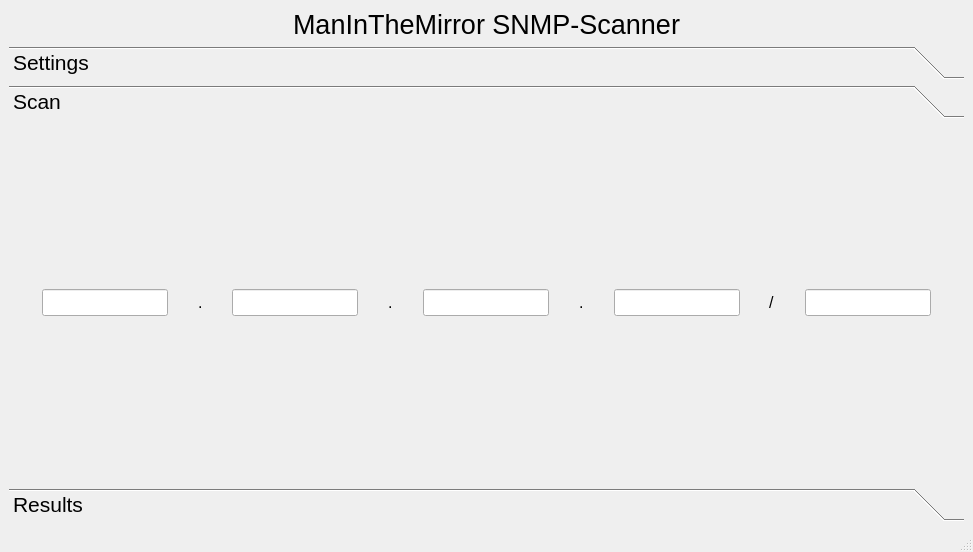
Before: the Qt Designer form UI/mainwindow.ui in aplaikner/ManInTheMirror, drawn with Qt 5.
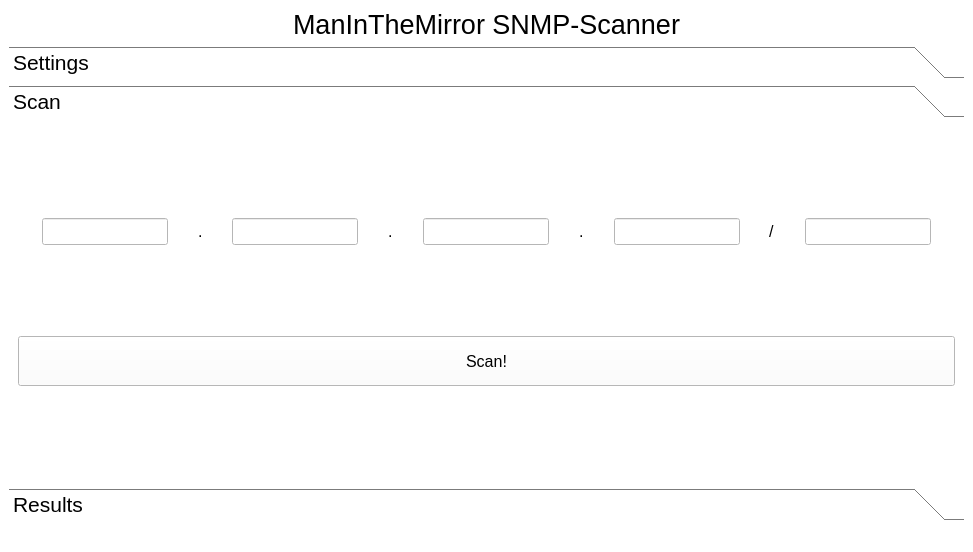
After: the same form once the commit is applied. The open tabs and pages were chosen to show the change.

Commit message: Refactor UI and add scan button

```diff
--- a/UI/mainwindow.ui
+++ b/UI/mainwindow.ui
@@ -14,7 +14,8 @@
    <string>MainWindow</string>
   </property>
   <property name="styleSheet">
-   <string notr="true">/*background-color: #663399*/
+   <string notr="true">background-color: white;
+color: black
 </string>
   </property>
   <widget class="QWidget" name="centralwidget">
@@ -49,8 +50,8 @@
         <pointsize>16</pointsize>
        </font>
       </property>
-      <property name="currentIndex">
-       <number>1</number>
+      <property name="tabSpacing">
+       <number>6</number>
       </property>
       <widget class="QWidget" name="toolBox_page_settings">
        <property name="geometry">
@@ -405,7 +406,7 @@
           <item>
            <widget class="QLabel" name="label_4">
             <property name="enabled">
-             <bool>true</bool>
+             <bool>false</bool>
             </property>
             <property name="font">
              <font>
@@ -434,7 +435,7 @@
           <item>
            <widget class="QLineEdit" name="lineEdit_5">
             <property name="enabled">
-             <bool>true</bool>
+             <bool>false</bool>
             </property>
             <property name="font">
              <font>
@@ -459,6 +460,32 @@
           </item>
          </layout>
         </item>
+        <item>
+         <layout class="QVBoxLayout" name="verticalLayout_8">
+          <item>
+           <widget class="QPushButton" name="pushButton">
+            <property name="minimumSize">
+             <size>
+              <width>0</width>
+              <height>50</height>
+             </size>
+            </property>
+            <property name="font">
+             <font>
+              <family>Cantarell</family>
+              <pointsize>12</pointsize>
+             </font>
+            </property>
+            <property name="styleSheet">
+             <string notr="true"/>
+            </property>
+            <property name="text">
+             <string>Scan!</string>
+            </property>
+           </widget>
+          </item>
+         </layout>
+        </item>
        </layout>
       </widget>
       <widget class="QWidget" name="toolBox_page_results">
```
Left out of the diff: 26 changed lines with no effect on the pictures. The commit also changes 4 other files.
